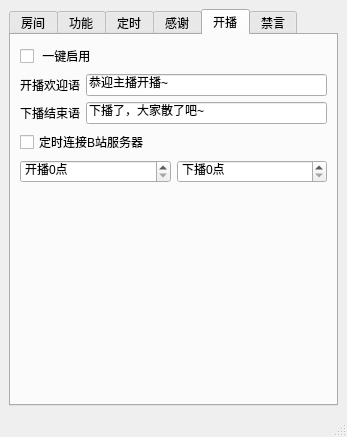
Qt form mainwindow.ui (iwxyi/Bilibili-MagicalDanmaku) before a commit.
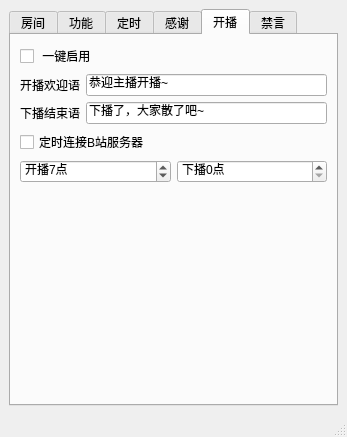
The same form after that commit.

Commit message: 添加长期挂载的等待连接

```diff
--- a/mainwindow.ui
+++ b/mainwindow.ui
@@ -742,6 +742,9 @@
             <property name="maximum">
              <number>23</number>
             </property>
+            <property name="value">
+             <number>7</number>
+            </property>
            </widget>
           </item>
           <item>
```
Left out of the diff: 13 changed lines with no effect on the pictures. The commit also changes 2 other files.
